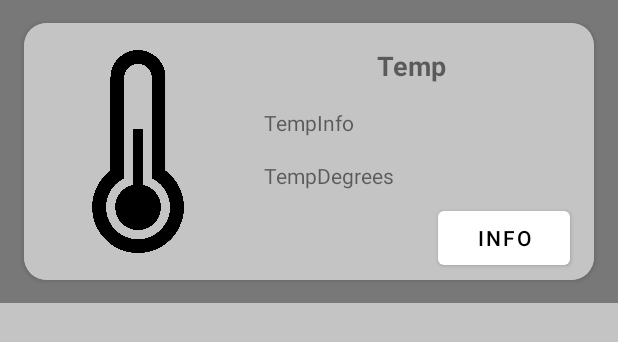
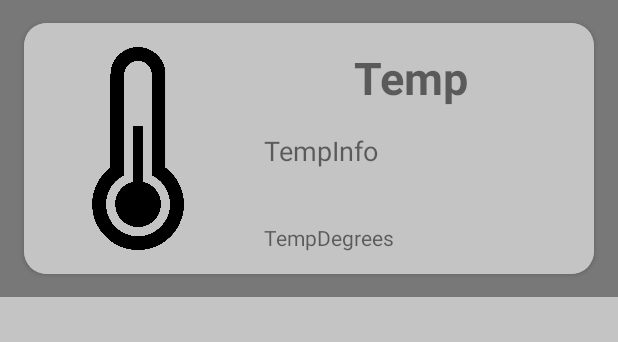
Before and after one commit to davidalex-dev/Project_Thermally, an Android app: the layout card_history.xml on its own in the app's theme, with its tools: preview values and no code run, on a phone screen of 412 x 824 dp. Shown: the top 342 px of the screen. Run offline under Robolectric (Android 15) with nearby library versions, the phone set to English and light mode, and no system bars.

Commit message:
Design tidyup and history now works (have to go to history 2x to get cardview to work)

```diff
--- a/app/src/main/res/layout/activity_history.xml
+++ b/app/src/main/res/layout/activity_history.xml
@@ -10,7 +10,6 @@
         android:id="@+id/history_recyclerView"
         android:layout_width="match_parent"
         android:layout_height="0dp"
-        android:layout_marginTop="5dp"
         app:layout_constraintBottom_toBottomOf="parent"
         app:layout_constraintEnd_toEndOf="parent"
         app:layout_constraintStart_toStartOf="parent"
@@ -20,12 +19,12 @@
         android:id="@+id/toolbar"
         android:layout_width="match_parent"
         android:layout_height="wrap_content"
-        android:background="@color/cardview_dark_background"
+        android:background="#787878"
         android:minHeight="?attr/actionBarSize"
-        android:theme="?attr/actionBarTheme"
         app:layout_constraintEnd_toEndOf="parent"
         app:layout_constraintStart_toStartOf="parent"
         app:layout_constraintTop_toTopOf="parent"
+        app:navigationIcon="@drawable/abc_vector_test"
         app:title="@string/convert_history"
         app:titleTextColor="#FFFFFF" />
 </androidx.constraintlayout.widget.ConstraintLayout>
--- a/app/src/main/res/layout/card_history.xml
+++ b/app/src/main/res/layout/card_history.xml
@@ -46,7 +46,7 @@
                 android:layout_marginTop="16dp"
                 android:layout_marginEnd="24dp"
                 android:text="Temp"
-                android:textSize="18sp"
+                android:textSize="30sp"
                 android:textStyle="bold"
                 app:layout_constraintEnd_toEndOf="parent"
                 app:layout_constraintStart_toEndOf="@+id/temp_Image"
@@ -60,6 +60,7 @@
                 android:layout_marginTop="16dp"
                 android:layout_marginEnd="164dp"
                 android:text="TempInfo"
+                android:textSize="18sp"
                 app:layout_constraintEnd_toEndOf="parent"
                 app:layout_constraintHorizontal_bias="0.0"
                 app:layout_constraintStart_toEndOf="@+id/temp_Image"
@@ -70,7 +71,7 @@
                 android:layout_width="wrap_content"
                 android:layout_height="wrap_content"
                 android:layout_marginStart="24dp"
-                android:layout_marginTop="16dp"
+                android:layout_marginTop="36dp"
                 android:layout_marginEnd="164dp"
                 android:text="TempDegrees"
                 app:layout_constraintEnd_toEndOf="parent"
@@ -78,18 +79,6 @@
                 app:layout_constraintStart_toEndOf="@+id/temp_Image"
                 app:layout_constraintTop_toBottomOf="@+id/history_Info" />
 
-            <Button
-                android:id="@+id/history_button_Info"
-                android:layout_width="wrap_content"
-                android:layout_height="wrap_content"
-                android:layout_marginTop="8dp"
-                android:layout_marginEnd="16dp"
-                android:layout_marginBottom="4dp"
-                android:text="Info"
-                app:layout_constraintBottom_toBottomOf="parent"
-                app:layout_constraintEnd_toEndOf="parent"
-                app:layout_constraintTop_toBottomOf="@+id/history_Degrees"
-                app:layout_constraintVertical_bias="1.0" />
         </androidx.constraintlayout.widget.ConstraintLayout>
     </androidx.cardview.widget.CardView>
 
```
Also changed, not shown: app/src/main/java/com/uc/thermally/ConvertActivity.java (+46 -7 lines), app/src/main/java/com/uc/thermally/HistoryActivity.java (+13 -19 lines), app/src/main/java/com/uc/thermally/HistoryRVAdapter.java (+41 -2 lines), app/src/main/res/layout/activity_convert_info.xml (+6 -1 lines).
